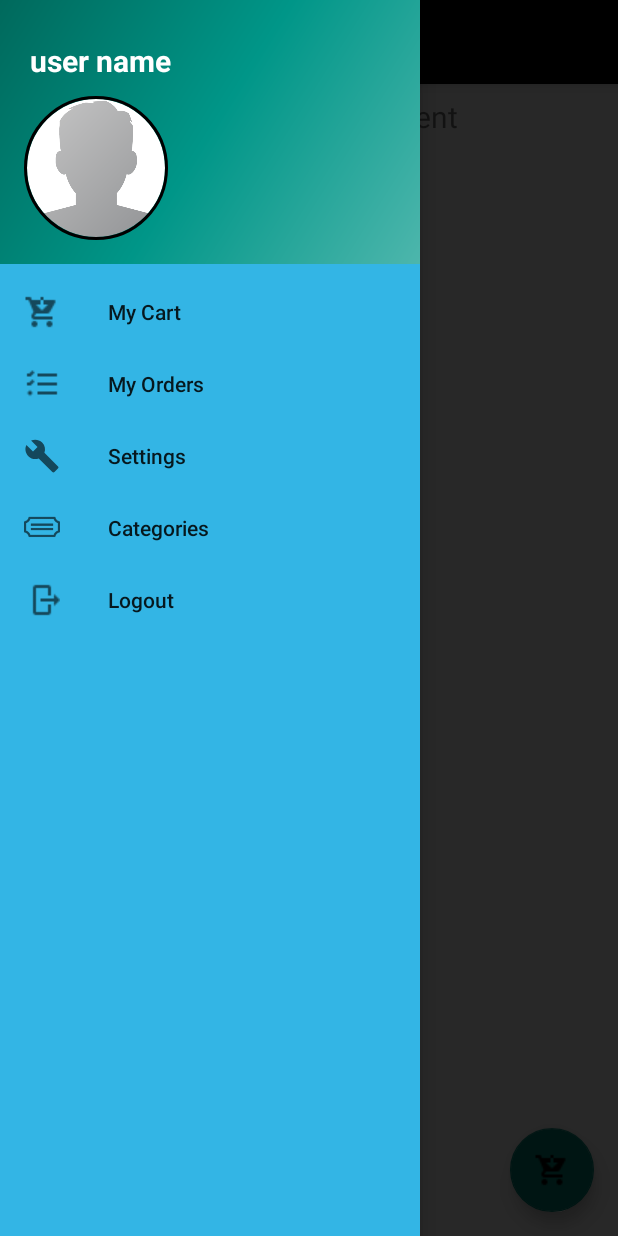
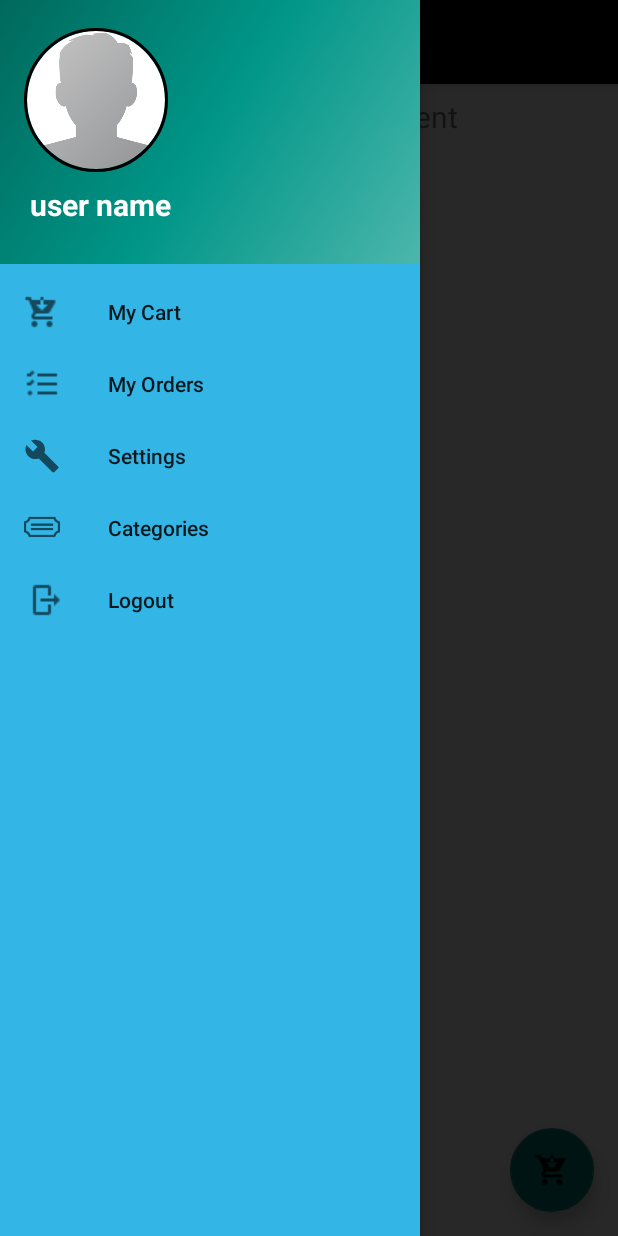
Before and after one commit to mujeeb320/StyleOmegaFashionStore-Final, an Android app: the HomeActivity screen opened directly, with no data from a screen before it, with the side drawer open, on a phone screen of 412 x 824 dp. Run offline under Robolectric (Android 15) with nearby library versions, the phone set to English and light mode, and no system bars; our stand-ins replace CircleImageView, navigation-ui; libraries missing offline, so code that uses them is left out: io.paperdb; 2 statements that could not run were skipped.

```diff
--- a/app/src/main/java/com/example/styleomegafashionstore/HomeActivity.java
+++ b/app/src/main/java/com/example/styleomegafashionstore/HomeActivity.java
@@ -17,10 +17,12 @@ import androidx.navigation.Navigation;
 import androidx.navigation.ui.AppBarConfiguration;
 import androidx.navigation.ui.NavigationUI;
 
+import com.example.styleomegafashionstore.Prevalent.Prevalent;
 import com.google.android.material.floatingactionbutton.FloatingActionButton;
 import com.google.android.material.navigation.NavigationView;
 import com.google.android.material.snackbar.Snackbar;
 
+import de.hdodenhof.circleimageview.CircleImageView;
 import io.paperdb.Paper;
 
 public class HomeActivity extends AppCompatActivity
@@ -65,9 +67,11 @@ public class HomeActivity extends AppCompatActivity
         NavigationView navigationView = findViewById(R.id.nav_view);
         navigationView.setNavigationItemSelectedListener(this);
 
-        View headerview = (NavigationView) findViewById(R.id.nav_view);
+        View headerview = navigationView.getHeaderView(0);
+        CircleImageView profileImageView = headerview.findViewById(R.id.profile_image);
         TextView userNameTextView = headerview.findViewById(R.id.user_name_profile);
 
+        userNameTextView.setText(Prevalent.currentOnlineUsers.getName());
 
 
         // Passing each menu ID as a set of Ids because each
--- a/app/src/main/java/com/example/styleomegafashionstore/prevalent/prevalent.java
+++ b/app/src/main/java/com/example/styleomegafashionstore/Prevalent/Prevalent.java
@@ -1,8 +1,8 @@
-package com.example.styleomegafashionstore.prevalent;
+package com.example.styleomegafashionstore.Prevalent;
 
 import com.example.styleomegafashionstore.model.Users;
 
-public class prevalent {
+public class Prevalent {
     public static Users currentOnlineUsers;
 
     public static final String UserPhoneKey="UserPhone";
--- a/app/src/main/res/layout/nav_header_home.xml
+++ b/app/src/main/res/layout/nav_header_home.xml
@@ -12,6 +12,17 @@
     android:paddingBottom="@dimen/activity_vertical_margin"
     android:theme="@style/ThemeOverlay.AppCompat.Dark">
 
+
+
+    <de.hdodenhof.circleimageview.CircleImageView
+        xmlns:app="http://schemas.android.com/apk/res-auto"
+        android:id="@+id/profile_image"
+        android:layout_width="96dp"
+        android:layout_height="96dp"
+        android:src="@drawable/profile"
+        app:civ_border_width="2dp"
+        app:civ_border_color="#FF000000"/>
+
     <TextView
         android:id="@+id/user_name_profile"
         android:layout_width="match_parent"
@@ -24,16 +35,6 @@
         android:textAppearance="@style/TextAppearance.AppCompat.Body1"
         android:layout_marginLeft="4dp"/>
 
-    <de.hdodenhof.circleimageview.CircleImageView
-        xmlns:app="http://schemas.android.com/apk/res-auto"
-        android:id="@+id/profile_image"
-        android:layout_width="96dp"
-        android:layout_height="96dp"
-        android:src="@drawable/profile"
-        app:civ_border_width="2dp"
-        app:civ_border_color="#FF000000"/>
-
-
 
 
 
```
Also changed, not shown: app/src/main/java/com/example/styleomegafashionstore/LoginActivity.java (+20 -4 lines), app/src/main/java/com/example/styleomegafashionstore/MainActivity.java (+73 -4 lines), app/src/main/java/com/example/styleomegafashionstore/model/Users.java (+12 -12 lines).
